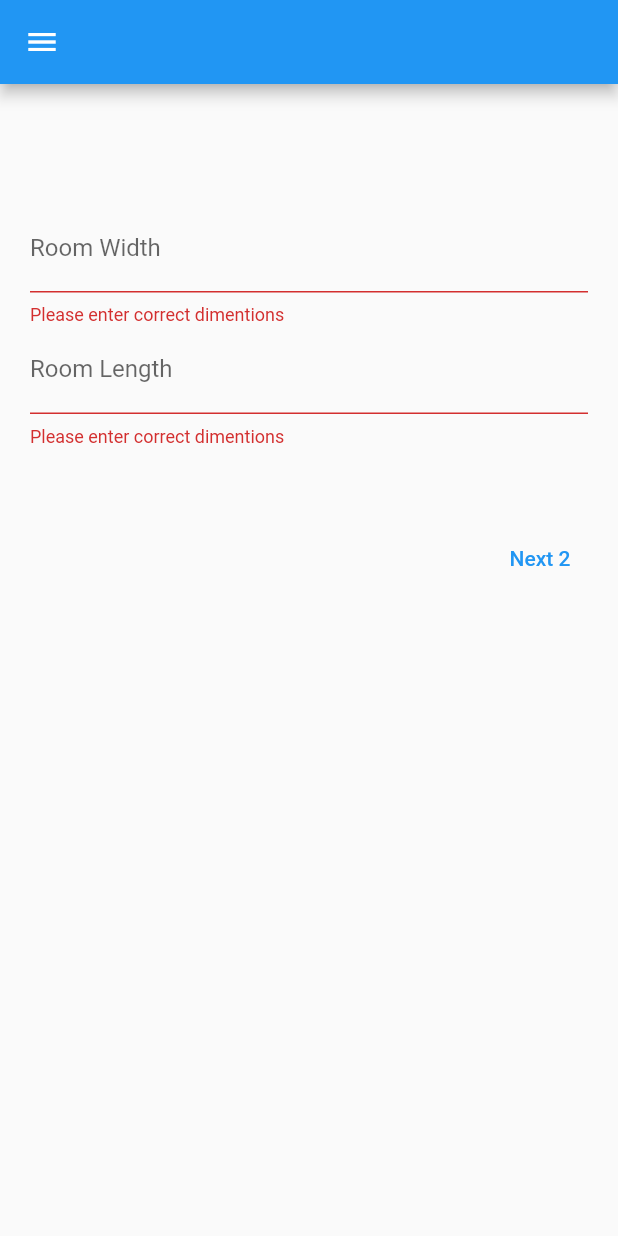
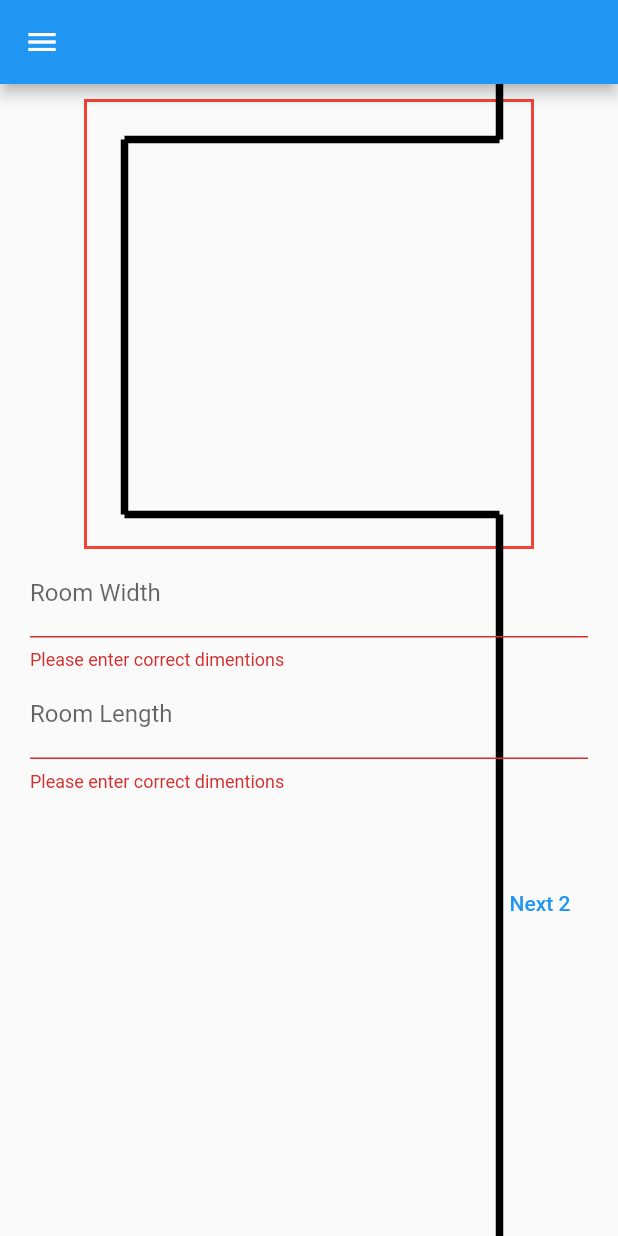
Before and after one commit to dimitarsi/playground-android-floor-tile-calculator-flutter, a Flutter app: the screen it shows after launch, after a tap on an icon or button, on a phone screen of 412 x 824 dp. Run offline on Flutter 3.47's test engine with Material 2 defaults, Android fonts, the phone set to English and light mode, and no system bars; our stand-ins replace sqflite; accounts and stored records are empty.

Commit message:
feat(room_step): drawing scaled room

```diff
--- a/lib/pages/calculator.dart
+++ b/lib/pages/calculator.dart
@@ -1,6 +1,7 @@
 import 'dart:math';
 import 'package:floot_calculator_flutter/components/custom_drawer.dart';
 import 'package:floot_calculator_flutter/models/measurement.dart';
+import 'package:floot_calculator_flutter/painter/room_painter.dart';
 import 'package:flutter/material.dart';
 
 class CalculatorPage extends StatefulWidget {
@@ -20,6 +21,8 @@ class CalculatorPageState extends State<CalculatorPage> {
   Map<String, TextEditingController> controllers = {};
   Map<String, String?> textErrors = {};
   void Function(Measurement data)? onSaveMeasurement;
+
+  RoomPainter _roomPainter = RoomPainter(sideA: 1, sideB: 1);
 
   CalculatorPageState({this.onSaveMeasurement}) {
     viewByStep = {
@@ -82,10 +85,27 @@ class CalculatorPageState extends State<CalculatorPage> {
     );
   }
 
+  RoomPainter getRoomPainter() {
+    int sideA = int.tryParse(controllers['roomWidth']?.text ?? '1') ?? 1;
+    int sideB = int.tryParse(controllers['roomLength']?.text ?? '1') ?? 1;
+
+    return RoomPainter(sideA: sideA, sideB: sideB);
+  }
+
   Widget _stepOneRoomSize() {
-    return Column(
+    return ListView(
       children: [
-        const SizedBox(height: 80),
+        const SizedBox(height: 10),
+        Align(
+          child: SizedBox(
+              height: 300,
+              width: 300,
+              child: Container(
+                decoration: BoxDecoration(
+                    border: Border.all(width: 2, color: Colors.red)),
+                child: CustomPaint(size: Size(300, 300), painter: _roomPainter),
+              )),
+        ),
         TextFormField(
           key: Key("roomWidth"),
           controller: controllers["roomWidth"],
@@ -93,6 +113,9 @@ class CalculatorPageState extends State<CalculatorPage> {
           keyboardType: TextInputType.number,
           decoration: InputDecoration(
               label: Text("Room Width"), errorText: getErrorText("roomWidth")),
+          onEditingComplete: () => setState(() {
+            _roomPainter = getRoomPainter();
+          }),
         ),
         TextFormField(
           key: Key("roomLength"),
@@ -102,6 +125,11 @@ class CalculatorPageState extends State<CalculatorPage> {
           decoration: InputDecoration(
               label: Text("Room Length"),
               errorText: getErrorText("roomLength")),
+          onEditingComplete: () {
+            setState(() {
+              _roomPainter = getRoomPainter();
+            });
+          },
         ),
         _renderButtonRows()
       ],
--- /dev/null
+++ b/lib/painter/room_painter.dart
@@ -0,0 +1,63 @@
+import 'package:flutter/cupertino.dart';
+import 'package:flutter/material.dart';
+import 'dart:math';
+
+class RoomPainter extends CustomPainter {
+  int sideA;
+  int sideB;
+  // int shortSideA;
+  // int shortSideB;
+
+  int canvasSize = 300;
+
+  RoomPainter({required this.sideA, required this.sideB});
+
+  @override
+  void paint(Canvas canvas, Size size) {
+    // // var rect = Rect.fromCenter(center: Offset.zero, width: 10, height: 10);
+    // var rect = Rect.fromCenter(
+    //     center: Offset.fromDirection(pi / 180 * 45, sqrt(300 * 300 / 2)),
+    //     width: 10,
+    //     height: 10);
+
+    // var paint = Paint()
+    //   ..color = Colors.teal
+    //   ..strokeWidth = 15;
+
+    // canvas.drawRect(rect, paint);
+    var paint = Paint()
+      ..color = Colors.black
+      ..strokeWidth = 5;
+
+    int maxSizeWidth = 250;
+    double scaling = min(maxSizeWidth / sideB, maxSizeWidth / sideA);
+    double doorLength = 80 * scaling;
+
+    var scaledSideA = sideA * scaling;
+    var scaledSideB = sideB * scaling;
+
+    var leftStart = (canvasSize - scaledSideA) * .5;
+    var leftEnd = leftStart + scaledSideA;
+
+    var topStart = (canvasSize - scaledSideB) * .5;
+    var topEnd = topStart + scaledSideB;
+
+    // Drawing 3 complete walls
+    canvas.drawLine(
+        Offset(leftStart, topStart), Offset(leftStart, topEnd), paint);
+    canvas.drawLine(
+        Offset(leftStart, topStart), Offset(leftEnd, topStart), paint);
+    canvas.drawLine(Offset(leftStart, topEnd), Offset(leftEnd, topEnd), paint);
+
+    // Drawing 4 wall with space for the door
+    canvas.drawLine(Offset(leftEnd, topStart),
+        Offset(leftEnd, topStart + (scaledSideB - doorLength) * .5), paint);
+    canvas.drawLine(Offset(leftEnd, topEnd - (scaledSideB - doorLength) * .5),
+        Offset(leftEnd, topEnd), paint);
+  }
+
+  @override
+  bool shouldRepaint(RoomPainter oldDelegate) {
+    return oldDelegate.sideA != sideA || oldDelegate.sideB != sideB;
+  }
+}
```
